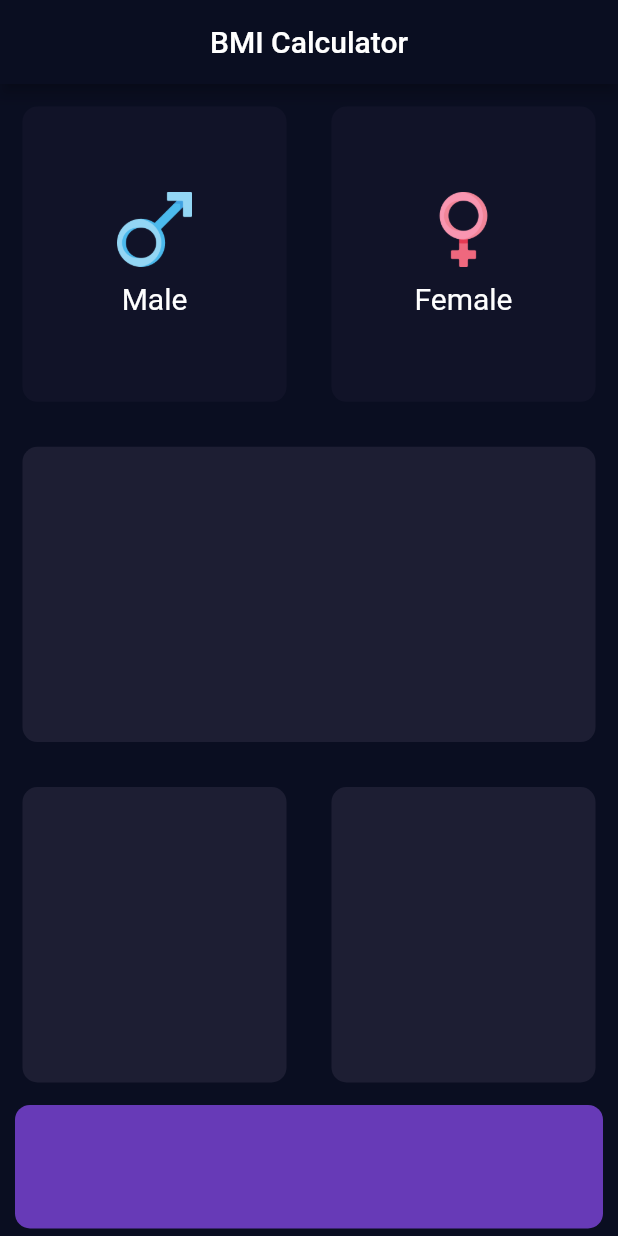
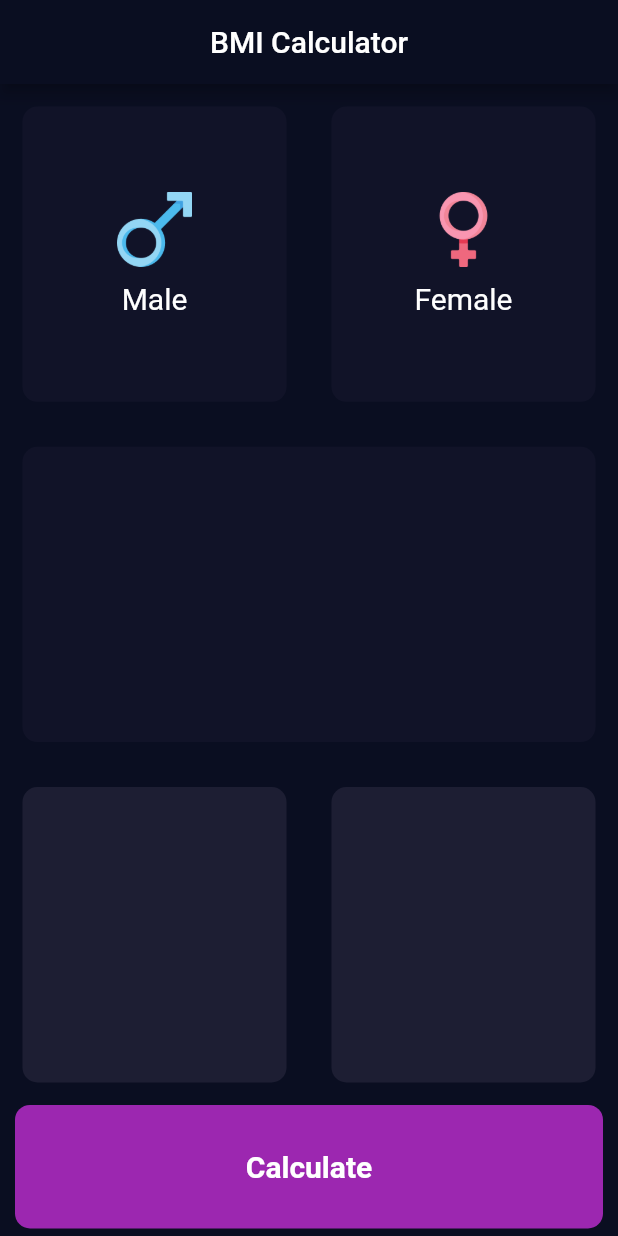
Before and after one commit to Naawaal/BMI-Calculator, a Flutter app: the screen it shows after launch, on a phone screen of 412 x 824 dp. Run offline on Flutter 3.47's test engine with Material 2 defaults, Android fonts, the phone set to English and light mode, and no system bars.

```diff
--- a/lib/components/calculate_container.dart
+++ b/lib/components/calculate_container.dart
@@ -1,16 +1,52 @@
 import 'package:flutter/material.dart';
 
-class CalculateContainer extends StatelessWidget {
+class CalculateContainer extends StatefulWidget {
   const CalculateContainer({super.key});
 
   @override
+  State<CalculateContainer> createState() => _CalculateContainerState();
+}
+
+var inActiveColor = Colors.purple;
+var activeColor = Colors.deepPurple;
+
+class _CalculateContainerState extends State<CalculateContainer> {
+  //-------- Change Color for Calculate Button--------//
+  void _changeCalculateColour() {
+    setState(() {
+      if (inActiveColor == Colors.purple) {
+        inActiveColor = activeColor;
+      } else {
+        inActiveColor = Colors.purple;
+      }
+    });
+  }
+
+  @override
   Widget build(BuildContext context) {
-    return Container(
-      margin: const EdgeInsets.only(right: 10, left: 10, bottom: 5),
-      height: MediaQuery.of(context).size.height * 0.1,
-      decoration: BoxDecoration(
-        color: Colors.deepPurple,
-        borderRadius: BorderRadius.circular(10),
+    return GestureDetector(
+      onTap: () {
+        setState(() {
+          _changeCalculateColour();
+        });
+      },
+      child: Container(
+        margin: const EdgeInsets.only(right: 10, left: 10, bottom: 5),
+        height: MediaQuery.of(context).size.height * 0.1,
+        decoration: BoxDecoration(
+          color: inActiveColor,
+          borderRadius: BorderRadius.circular(10),
+        ),
+        child: const Center(
+          child: Text(
+            'Calculate',
+            style: TextStyle(
+              color: Colors.white,
+              fontSize: 20,
+              fontWeight: FontWeight.bold,
+            ),
+          ),
+        ),
       ),
     );
   }
--- a/lib/components/middle_container.dart
+++ b/lib/components/middle_container.dart
@@ -1,17 +1,42 @@
-import 'package:flutter/cupertino.dart';
+import 'package:flutter/material.dart';
 
-class MiddleContainer extends StatelessWidget {
-  final Color color;
-  const MiddleContainer({super.key, required this.color});
+class MiddleContainer extends StatefulWidget {
+  const MiddleContainer({super.key});
+
+  @override
+  State<MiddleContainer> createState() => _MiddleContainerState();
+}
+
+class _MiddleContainerState extends State<MiddleContainer> {
+  //-------- Declaring Active & InActive colors for Middle Container --------//
+  Color inActiveColor = const Color(0xFF111328);
+  Color activeColor = const Color(0xFF1D1E33);
+  //-------- Change Color for Middle Container--------//
+  void _changeMiddleContainerColorOnClick() {
+    setState(() {
+      if (inActiveColor == const Color(0xFF111328)) {
+        inActiveColor = activeColor;
+      } else {
+        inActiveColor = const Color(0xFF111328);
+      }
+    });
+  }
 
   @override
   Widget build(BuildContext context) {
     return Expanded(
-        child: Container(
-      margin: const EdgeInsets.all(15),
-      decoration: BoxDecoration(
-        color: color,
-        borderRadius: const BorderRadius.all(Radius.circular(10)),
+        child: GestureDetector(
+      onTap: () {
+        setState(() {
+          _changeMiddleContainerColorOnClick();
+        });
+      },
+      child: Container(
+        margin: const EdgeInsets.all(15),
+        decoration: BoxDecoration(
+          color: inActiveColor,
+          borderRadius: const BorderRadius.all(Radius.circular(10)),
+        ),
       ),
     ));
   }
--- a/lib/screens/homepage.dart
+++ b/lib/screens/homepage.dart
@@ -56,9 +56,7 @@ class _HomepageScreenState extends State<HomepageScreen> {
             ),
           ),
           //------Middle Container Widget-------//
-          const MiddleContainer(
-            color: Color(0xFF1D1E33),
-          ),
+          const MiddleContainer(),
           //------Buttom Container Widget-------//
           const ButtomContainer(
             color: Color(0xFF1D1E33),
```
Also changed, not shown: lib/components/top_container.dart (+14 -8 lines).
